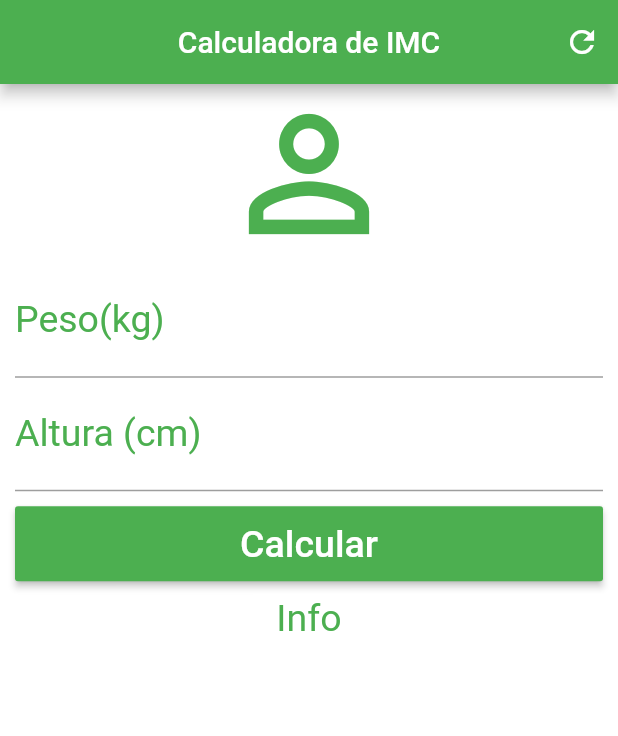
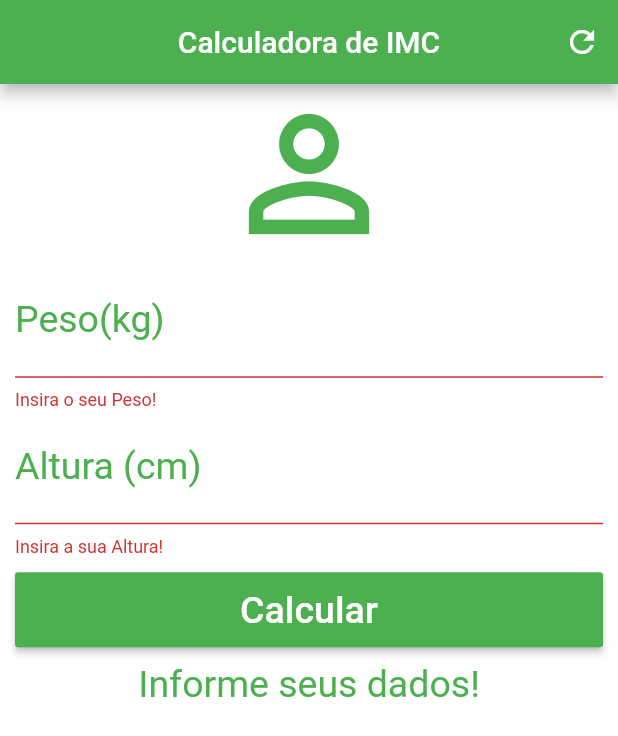
Before and after one commit to muriloconceicao/FlutterCalculadoraImc, a Flutter app: the screen it shows after launch, after a tap on "Calcular", on a phone screen of 412 x 824 dp. Shown: the top 736 px of the screen. Run offline on Flutter 3.47's test engine with Material 2 defaults, Android fonts, the phone set to English and light mode, and no system bars.

Commit message:
Final Commit.

```diff
--- a/lib/main.dart
+++ b/lib/main.dart
@@ -12,6 +12,36 @@ class Home extends StatefulWidget {
 }
 
 class _HomeState extends State<Home> {
+  String _infoText = "Informe seus dados!";
+  TextEditingController weightController = TextEditingController();
+  TextEditingController heightController = TextEditingController();
+
+  GlobalKey<FormState> _formKey = GlobalKey<FormState>();
+
+  void _calcular() {
+    setState(() {
+      double weight = double.parse(weightController.text);
+      double height = double.parse(heightController.text) / 100;
+      double imc = weight / (height * height);
+      if(imc < 18.6) {
+        _infoText = "Abaixo do Peso: ${imc.toStringAsPrecision(3)}";
+      } else if(imc >= 18.6 && imc < 24.9) {
+        _infoText = "Peso Ideal: ${imc.toStringAsPrecision(3)}";
+      } else if(imc >= 24.9 && imc < 29.9) {
+        _infoText = "Levemente Acima do Peso: ${imc.toStringAsPrecision(3)}";
+      }
+    });
+  }
+
+  void _resetFields() {
+    weightController.text = "";
+    heightController.text = "";
+    setState(() {
+      _infoText = "Informe seus dados!";
+      _formKey = GlobalKey<FormState>();
+    });
+  }
+
   @override
   Widget build(BuildContext context) {
     return Scaffold(
@@ -22,13 +52,15 @@ class _HomeState extends State<Home> {
         actions: <Widget>[
           IconButton(
             icon: Icon(Icons.refresh),
-            onPressed: () {},
+            onPressed: _resetFields,
           )
         ],
       ),
       backgroundColor: Colors.white,
       body: SingleChildScrollView(
         padding: EdgeInsets.fromLTRB(10.0, 0.0, 10.0, 0.0),
+        child: Form(
+          key: _formKey,
           child: Column(
             crossAxisAlignment: CrossAxisAlignment.stretch,
             children: <Widget>[
@@ -37,27 +69,45 @@ class _HomeState extends State<Home> {
                 size: 120.0,
                 color: Colors.green,
               ),
-            TextField(
+              TextFormField(
                 keyboardType: TextInputType.number,
                 decoration: InputDecoration(
                     labelText: "Peso(kg)",
                     labelStyle: TextStyle(color: Colors.green)),
                 textAlign: TextAlign.center,
                 style: TextStyle(color: Colors.green, fontSize: 25.0),
+                controller: weightController,
+                validator: (value) {
+                  if(value.isEmpty) {
+                    return "Insira o seu Peso!";
+                  }
+                  return null;
+                },
               ),
-            TextField(
+              TextFormField(
                 keyboardType: TextInputType.number,
                 decoration: InputDecoration(
                     labelText: "Altura (cm)",
                     labelStyle: TextStyle(color: Colors.green)),
                 textAlign: TextAlign.center,
                 style: TextStyle(color: Colors.green, fontSize: 25.0),
+                controller: heightController,
+                validator: (value) {
+                  if(value.isEmpty) {
+                    return "Insira a sua Altura!";
+                  }
+                  return null;
+                },
               ),
               Padding(padding: EdgeInsets.only(top: 10.0, bottom: 10.0),
                 child: Container(
                   height: 50.0,
                   child: RaisedButton(
-                  onPressed: () {},
+                    onPressed: () {
+                      if(_formKey.currentState.validate()) {
+                        _calcular();
+                      }
+                    },
                     child: Text(
                       "Calcular",
                       style: TextStyle(color: Colors.white, fontSize: 25.0),
@@ -67,13 +117,14 @@ class _HomeState extends State<Home> {
                 ),
               ),
               Text(
-              "Info",
+                _infoText,
                 textAlign: TextAlign.center,
                 style: TextStyle(color: Colors.green, fontSize: 25.0),
               )
             ],
           ),
         ),
+      ),
     );
   }
 }
```
Lines whose indentation alone changed are shown as unchanged.
